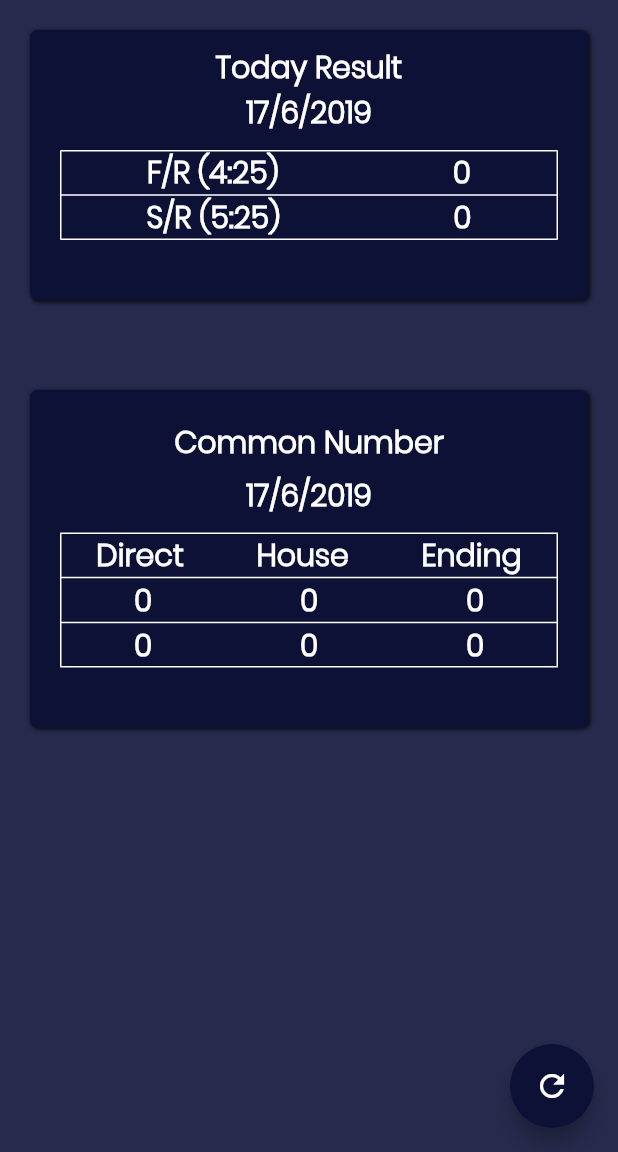
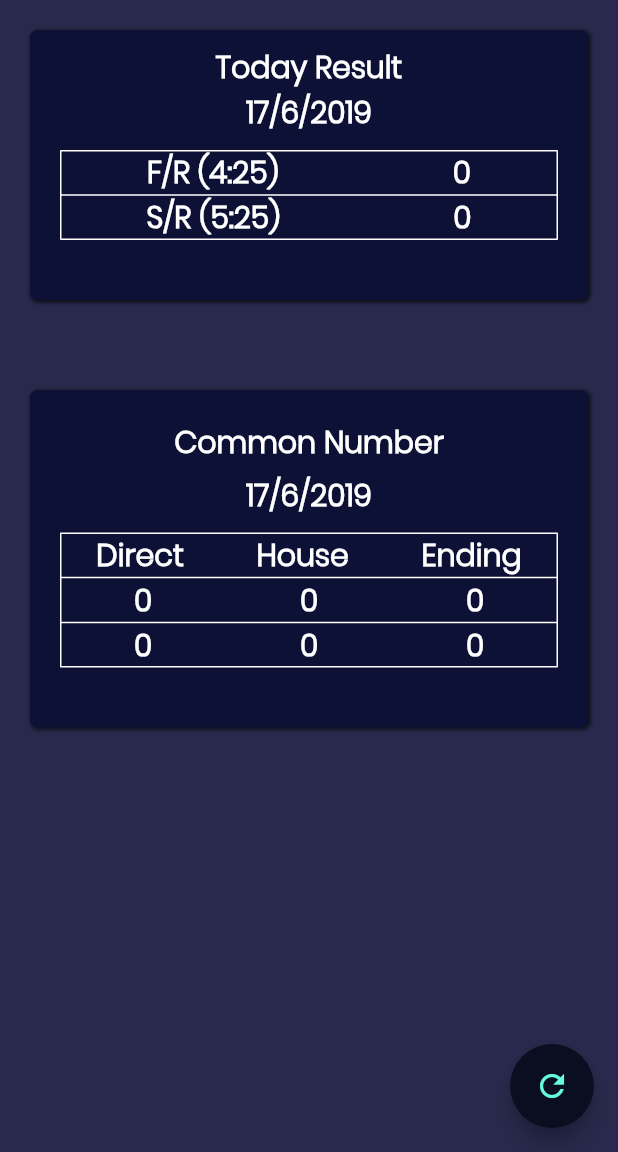
Before and after one commit to AbhijitL/teer_app, a Flutter app: the screen it shows after launch, on a phone screen of 412 x 824 dp, the part 84-1236 px from its top. Run offline on Flutter 3.47's test engine with Material 2 defaults, Android fonts, the light colour scheme and no system bars; our stand-ins replace csv, firebase_database; accounts and stored records are empty.

Commit message:
some color changes

```diff
--- a/lib/UI/HomeScreen.dart
+++ b/lib/UI/HomeScreen.dart
@@ -247,7 +247,7 @@ class _AppssState extends State<Appss> {
           iconTheme: new IconThemeData(color: Colors.blueAccent),
         ),
         floatingActionButton: FloatingActionButton(
-          backgroundColor: Color.fromRGBO(12, 17, 53, 30),
+          backgroundColor: Color(0xFF0A0E21),
           onPressed: (){
             fetchData1();
             fetchData2();
@@ -258,7 +258,7 @@ class _AppssState extends State<Appss> {
             fetchData7();
             fetchData8();
           },
-          child: Icon(Icons.refresh,),
+          child: Icon(Icons.refresh,color: Colors.tealAccent),
         ),
         drawer: Theme(
           data: Theme.of(context).copyWith(
```
